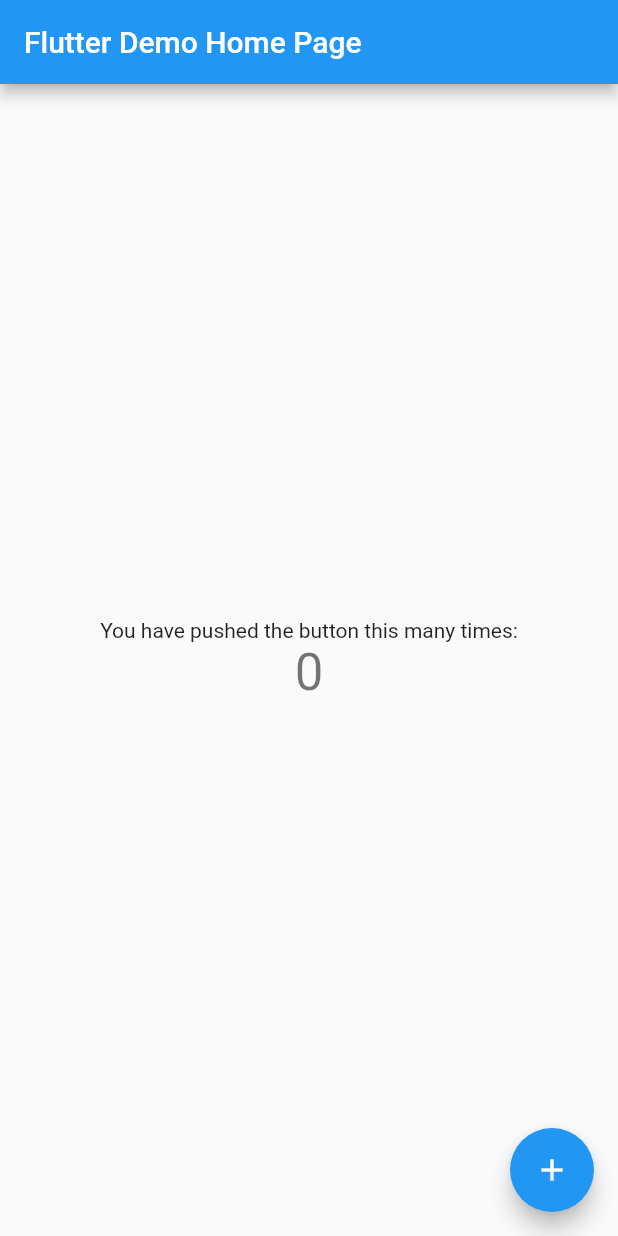
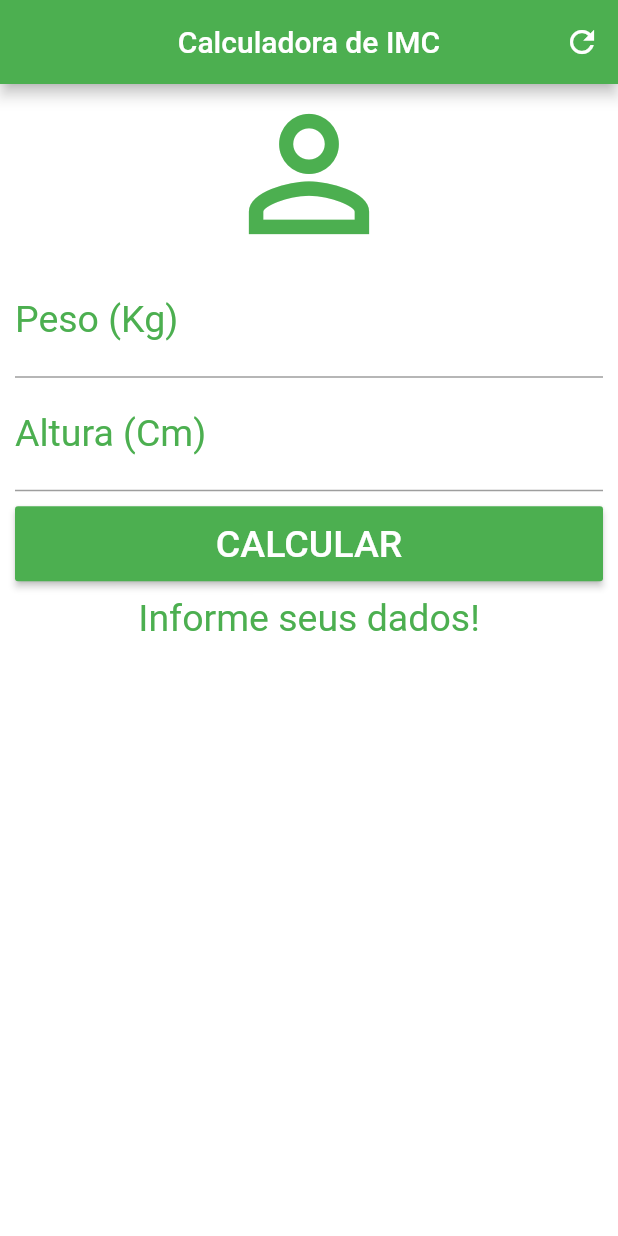
Before and after one commit to guilhermealacoc/calculadora_imc, a Flutter app: the screen it shows after launch, on a phone screen of 412 x 824 dp. Run offline on Flutter 3.47's test engine with Material 2 defaults, Android fonts, the phone set to English and light mode, and no system bars.

Commit message:
Primeira parte de calculos, estilos e formatação

```diff
--- a/lib/main.dart
+++ b/lib/main.dart
@@ -1,117 +1,95 @@
+import 'package:flutter/cupertino.dart';
 import 'package:flutter/material.dart';
 
 void main() {
-  runApp(MyApp());
+  runApp(MaterialApp(
+    home: Home(),
+  ));
 }
 
-class MyApp extends StatelessWidget {
-  // This widget is the root of your application.
+class Home extends StatefulWidget {
   @override
-  Widget build(BuildContext context) {
-    return MaterialApp(
-      title: 'Flutter Demo',
-      theme: ThemeData(
-        // This is the theme of your application.
-        //
-        // Try running your application with "flutter run". You'll see the
-        // application has a blue toolbar. Then, without quitting the app, try
-        // changing the primarySwatch below to Colors.green and then invoke
-        // "hot reload" (press "r" in the console where you ran "flutter run",
-        // or simply save your changes to "hot reload" in a Flutter IDE).
-        // Notice that the counter didn't reset back to zero; the application
-        // is not restarted.
-        primarySwatch: Colors.blue,
-        // This makes the visual density adapt to the platform that you run
-        // the app on. For desktop platforms, the controls will be smaller and
-        // closer together (more dense) than on mobile platforms.
-        visualDensity: VisualDensity.adaptivePlatformDensity,
-      ),
-      home: MyHomePage(title: 'Flutter Demo Home Page'),
-    );
-  }
+  _HomeState createState() => _HomeState();
 }
 
-class MyHomePage extends StatefulWidget {
-  MyHomePage({Key key, this.title}) : super(key: key);
+class _HomeState extends State<Home> {
+  TextEditingController weightController = TextEditingController();
+  TextEditingController heightController = TextEditingController();
 
-  // This widget is the home page of your application. It is stateful, meaning
-  // that it has a State object (defined below) that contains fields that affect
-  // how it looks.
+  String _infoText = "Informe seus dados!";
 
-  // This class is the configuration for the state. It holds the values (in this
-  // case the title) provided by the parent (in this case the App widget) and
-  // used by the build method of the State. Fields in a Widget subclass are
-  // always marked "final".
-
-  final String title;
-
-  @override
-  _MyHomePageState createState() => _MyHomePageState();
+  void _resetFields(){
+    weightController.text = "";
+    heightController.text = "";
+    _infoText = "Informe seus dados!";
   }
 
-class _MyHomePageState extends State<MyHomePage> {
-  int _counter = 0;
-
-  void _incrementCounter() {
-    setState(() {
-      // This call to setState tells the Flutter framework that something has
-      // changed in this State, which causes it to rerun the build method below
-      // so that the display can reflect the updated values. If we changed
-      // _counter without calling setState(), then the build method would not be
-      // called again, and so nothing would appear to happen.
-      _counter++;
-    });
+  void _calculate(){
+    double weight = double.parse(weightController.text);
+    double height = double.parse(heightController.text) / 100;
+    double imc = weight / (height * height);
+    if(imc < 18.6){
+      _infoText = "Abaixo do peso (${imc})";
+    }
   }
 
   @override
   Widget build(BuildContext context) {
-    // This method is rerun every time setState is called, for instance as done
-    // by the _incrementCounter method above.
-    //
-    // The Flutter framework has been optimized to make rerunning build methods
-    // fast, so that you can just rebuild anything that needs updating rather
-    // than having to individually change instances of widgets.
     return Scaffold(
         appBar: AppBar(
-        // Here we take the value from the MyHomePage object that was created by
-        // the App.build method, and use it to set our appbar title.
-        title: Text(widget.title),
+          title: Text("Calculadora de IMC"),
+          centerTitle: true,
+          backgroundColor: Colors.green,
+          actions: <Widget>[
+            IconButton(icon: Icon(Icons.refresh), onPressed: _resetFields)
+          ],
         ),
-      body: Center(
-        // Center is a layout widget. It takes a single child and positions it
-        // in the middle of the parent.
+        backgroundColor: Colors.white,
+        body: SingleChildScrollView(
+          padding: EdgeInsets.fromLTRB(10.0, 0.0, 10.0, 0.0),
           child: Column(
-          // Column is also a layout widget. It takes a list of children and
-          // arranges them vertically. By default, it sizes itself to fit its
-          // children horizontally, and tries to be as tall as its parent.
-          //
-          // Invoke "debug painting" (press "p" in the console, choose the
-          // "Toggle Debug Paint" action from the Flutter Inspector in Android
-          // Studio, or the "Toggle Debug Paint" command in Visual Studio Code)
-          // to see the wireframe for each widget.
-          //
-          // Column has various properties to control how it sizes itself and
-          // how it positions its children. Here we use mainAxisAlignment to
-          // center the children vertically; the main axis here is the vertical
-          // axis because Columns are vertical (the cross axis would be
-          // horizontal).
-          mainAxisAlignment: MainAxisAlignment.center,
+            crossAxisAlignment: CrossAxisAlignment.stretch,
             children: <Widget>[
-            Text(
-              'You have pushed the button this many times:',
+              Icon(Icons.person_outline, size: 120, color: Colors.green),
+              TextField(
+                keyboardType: TextInputType.number,
+                decoration: InputDecoration(
+                    labelText: "Peso (Kg)",
+                    labelStyle: TextStyle(color: Colors.green)),
+                textAlign: TextAlign.center,
+                style: TextStyle(color: Colors.green, fontSize: 25.0),
+                controller: weightController,
+              ),
+              TextField(
+                keyboardType: TextInputType.number,
+                decoration: InputDecoration(
+                    labelText: "Altura (Cm)",
+                    labelStyle: TextStyle(color: Colors.green)),
+                textAlign: TextAlign.center,
+                style: TextStyle(color: Colors.green, fontSize: 25.0),
+                controller: heightController,
+              ),
+              Padding(
+                padding: EdgeInsets.only(top: 10.0, bottom: 10.0),
+                child: Container(
+                  height: 50.0,
+                  child: RaisedButton(
+                    onPressed: _calculate,
+                    child: Text(
+                      "CALCULAR",
+                      style: TextStyle(color: Colors.white, fontSize: 25.0),
+                    ),
+                    color: Colors.green,
+                  ),
+                ),
               ),
               Text(
-              '$_counter',
-              style: Theme.of(context).textTheme.headline4,
-            ),
+                _infoText,
+                textAlign: TextAlign.center,
+                style: TextStyle(color: Colors.green, fontSize: 25.0),
+              )
             ],
           ),
-      ),
-      floatingActionButton: FloatingActionButton(
-        onPressed: _incrementCounter,
-        tooltip: 'Increment',
-        child: Icon(Icons.add),
-      ), // This trailing comma makes auto-formatting nicer for build methods.
-    );
+        ));
   }
 }
```
Also changed, not shown: 1 other file. Lines whose indentation alone changed are shown as unchanged.
